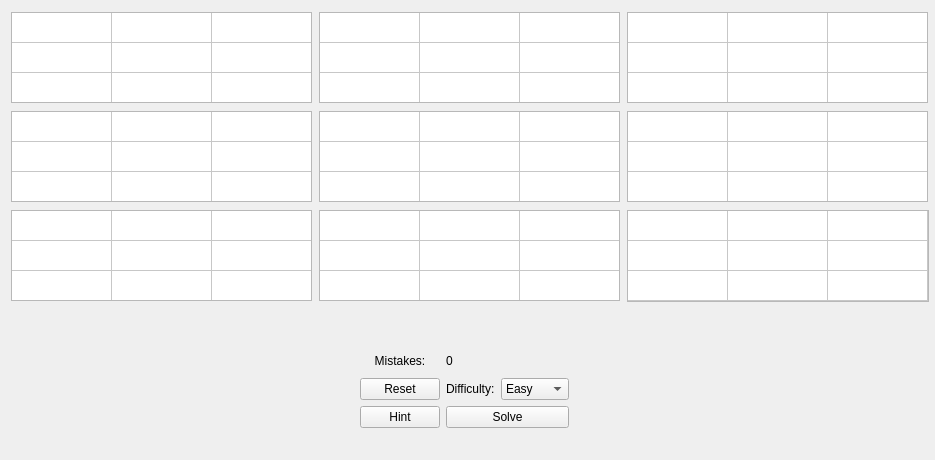
The window that Sudoku.ui (HarisVidimlic19/SudokuSolver) describes before a commit, drawn with Qt 5.
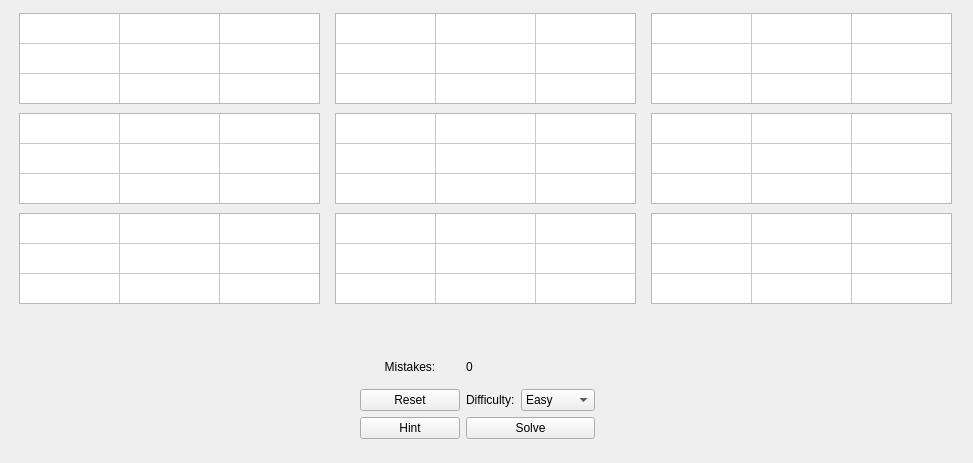
The same window after the commit.

```diff
--- a/Sudoku.ui
+++ b/Sudoku.ui
@@ -6,8 +6,8 @@
    <rect>
     <x>0</x>
     <y>0</y>
-    <width>935</width>
-    <height>460</height>
+    <width>973</width>
+    <height>463</height>
    </rect>
   </property>
   <property name="windowTitle">
@@ -31,8 +31,8 @@
      <rect>
       <x>10</x>
       <y>10</y>
-      <width>921</width>
-      <height>294</height>
+      <width>954</width>
+      <height>297</height>
      </rect>
     </property>
     <layout class="QGridLayout" name="gridLayout">
@@ -59,6 +59,61 @@
          <height>91</height>
         </size>
        </property>
+       <property name="palette">
+        <palette>
+         <active>
+          <colorrole role="Highlight">
+           <brush brushstyle="SolidPattern">
+            <color alpha="0">
+             <red>255</red>
+             <green>255</green>
+             <blue>255</blue>
+            </color>
+           </brush>
+          </colorrole>
+          <colorrole role="HighlightedText">
+           <brush brushstyle="SolidPattern">
+            <color alpha="255">
+             <red>0</red>
+             <green>0</green>
+             <blue>0</blue>
+            </color>
+           </brush>
+          </colorrole>
+         </active>
+         <inactive>
+          <colorrole role="Highlight">
+           <brush brushstyle="SolidPattern">
+            <color alpha="0">
+             <red>255</red>
+             <green>255</green>
+             <blue>255</blue>
+            </color>
+           </brush>
+          </colorrole>
+          <colorrole role="HighlightedText">
+           <brush brushstyle="SolidPattern">
+            <color alpha="255">
+             <red>0</red>
+             <green>0</green>
+             <blue>0</blue>
+            </color>
+           </brush>
+          </colorrole>
+         </inactive>
+         <disabled>
+          <colorrole role="HighlightedText">
+           <brush brushstyle="SolidPattern">
+            <color alpha="255">
+             <red>0</red>
+             <green>0</green>
+             <blue>0</blue>
+            </color>
+           </brush>
+          </colorrole>
+         </disabled>
+        </palette>
+       </property>
        <property name="verticalScrollBarPolicy">
         <enum>Qt::ScrollBarAlwaysOff</enum>
        </property>
@@ -86,9 +141,6 @@
        <attribute name="horizontalHeaderMinimumSectionSize">
         <number>0</number>
        </attribute>
-       <attribute name="horizontalHeaderStretchLastSection">
-        <bool>false</bool>
-       </attribute>
        <attribute name="verticalHeaderVisible">
         <bool>false</bool>
        </attribute>
@@ -98,9 +150,6 @@
        <attribute name="verticalHeaderMinimumSectionSize">
         <number>0</number>
        </attribute>
-       <attribute name="verticalHeaderStretchLastSection">
-        <bool>false</bool>
-       </attribute>
        <row>
         <property name="text">
          <string>New Row</string>
@@ -198,6 +247,61 @@
          <height>91</height>
         </size>
        </property>
+       <property name="palette">
+        <palette>
+         <active>
+          <colorrole role="Highlight">
+           <brush brushstyle="SolidPattern">
+            <color alpha="255">
+             <red>255</red>
+             <green>255</green>
+             <blue>255</blue>
+            </color>
+           </brush>
+          </colorrole>
+          <colorrole role="HighlightedText">
+           <brush brushstyle="SolidPattern">
+            <color alpha="255">
+             <red>0</red>
+             <green>0</green>
+             <blue>0</blue>
+            </color>
+           </brush>
+          </colorrole>
+         </active>
+         <inactive>
+          <colorrole role="Highlight">
+           <brush brushstyle="SolidPattern">
+            <color alpha="255">
+             <red>255</red>
+             <green>255</green>
+             <blue>255</blue>
+            </color>
+           </brush>
+          </colorrole>
+          <colorrole role="HighlightedText">
+           <brush brushstyle="SolidPattern">
+            <color alpha="255">
+             <red>0</red>
+             <green>0</green>
+             <blue>0</blue>
+            </color>
+           </brush>
+          </colorrole>
+         </inactive>
+         <disabled>
+          <colorrole role="HighlightedText">
+           <brush brushstyle="SolidPattern">
+            <color alpha="255">
+             <red>0</red>
+             <green>0</green>
+             <blue>0</blue>
+            </color>
+           </brush>
+          </colorrole>
+         </disabled>
+        </palette>
+       </property>
        <property name="verticalScrollBarPolicy">
         <enum>Qt::ScrollBarAlwaysOff</enum>
        </property>
@@ -225,9 +329,6 @@
        <attribute name="horizontalHeaderMinimumSectionSize">
         <number>0</number>
        </attribute>
-       <attribute name="horizontalHeaderStretchLastSection">
-        <bool>false</bool>
-       </attribute>
        <attribute name="verticalHeaderVisible">
         <bool>false</bool>
        </attribute>
@@ -237,9 +338,6 @@
        <attribute name="verticalHeaderMinimumSectionSize">
         <number>0</number>
        </attribute>
-       <attribute name="verticalHeaderStretchLastSection">
-        <bool>false</bool>
-       </attribute>
        <row>
         <property name="text">
          <string>New Row</string>
@@ -337,6 +435,61 @@
          <height>91</height>
         </size>
        </property>
+       <property name="palette">
+        <palette>
+         <active>
+          <colorrole role="Highlight">
+           <brush brushstyle="SolidPattern">
+            <color alpha="255">
+             <red>255</red>
+             <green>255</green>
+             <blue>255</blue>
+            </color>
+           </brush>
+          </colorrole>
+          <colorrole role="HighlightedText">
+           <brush brushstyle="SolidPattern">
+            <color alpha="255">
+             <red>0</red>
+             <green>0</green>
+             <blue>0</blue>
+            </color>
+           </brush>
+          </colorrole>
+         </active>
+         <inactive>
+          <colorrole role="Highlight">
+           <brush brushstyle="SolidPattern">
+            <color alpha="255">
+             <red>255</red>
+             <green>255</green>
+             <blue>255</blue>
+            </color>
+           </brush>
+          </colorrole>
+          <colorrole role="HighlightedText">
+           <brush brushstyle="SolidPattern">
+            <color alpha="255">
+             <red>0</red>
+             <green>0</green>
+             <blue>0</blue>
+            </color>
+           </brush>
+          </colorrole>
+         </inactive>
+         <disabled>
+          <colorrole role="HighlightedText">
+           <brush brushstyle="SolidPattern">
+            <color alpha="255">
+             <red>0</red>
+             <green>0</green>
+             <blue>0</blue>
+            </color>
+           </brush>
+          </colorrole>
+         </disabled>
+        </palette>
+       </property>
        <property name="verticalScrollBarPolicy">
         <enum>Qt::ScrollBarAlwaysOff</enum>
        </property>
@@ -364,9 +517,6 @@
        <attribute name="horizontalHeaderMinimumSectionSize">
         <number>0</number>
        </attribute>
-       <attribute name="horizontalHeaderStretchLastSection">
-        <bool>false</bool>
-       </attribute>
        <attribute name="verticalHeaderVisible">
         <bool>false</bool>
        </attribute>
@@ -376,9 +526,6 @@
        <attribute name="verticalHeaderMinimumSectionSize">
         <number>0</number>
        </attribute>
-       <attribute name="verticalHeaderStretchLastSection">
-        <bool>false</bool>
-       </attribute>
        <row>
         <property name="text">
          <string>New Row</string>
@@ -459,7 +606,7 @@
      <item row="0" column="2">
       <widget class="QTableWidget" name="tableWidget_3">
        <property name="sizePolicy">
-        <sizepolicy hsizetype="MinimumExpanding" vsizetype="MinimumExpanding">
+        <sizepolicy hsizetype="Minimum" vsizetype="Minimum">
          <horstretch>0</horstretch>
          <verstretch>0</verstretch>
         </sizepolicy>
@@ -476,6 +623,61 @@
          <height>91</height>
         </size>
        </property>
+       <property name="palette">
+        <palette>
+         <active>
+          <colorrole role="Highlight">
+           <brush brushstyle="SolidPattern">
+            <color alpha="0">
+             <red>255</red>
+             <green>255</green>
+             <blue>255</blue>
+            </color>
+           </brush>
+          </colorrole>
+          <colorrole role="HighlightedText">
+           <brush brushstyle="SolidPattern">
+            <color alpha="255">
+             <red>0</red>
+             <green>0</green>
+             <blue>0</blue>
+            </color>
+           </brush>
+          </colorrole>
+         </active>
+         <inactive>
+          <colorrole role="Highlight">
+           <brush brushstyle="SolidPattern">
+            <color alpha="0">
+             <red>255</red>
+             <green>255</green>
+             <blue>255</blue>
+            </color>
+           </brush>
+          </colorrole>
+          <colorrole role="HighlightedText">
+           <brush brushstyle="SolidPattern">
+            <color alpha="255">
+             <red>0</red>
+             <green>0</green>
+             <blue>0</blue>
+            </color>
+           </brush>
+          </colorrole>
+         </inactive>
+         <disabled>
+          <colorrole role="HighlightedText">
+           <brush brushstyle="SolidPattern">
+            <color alpha="255">
+             <red>0</red>
+             <green>0</green>
+             <blue>0</blue>
+            </color>
+           </brush>
+          </colorrole>
+         </disabled>
+        </palette>
+       </property>
        <property name="verticalScrollBarPolicy">
         <enum>Qt::ScrollBarAlwaysOff</enum>
        </property>
@@ -503,9 +705,6 @@
        <attribute name="horizontalHeaderMinimumSectionSize">
         <number>0</number>
        </attribute>
-       <attribute name="horizontalHeaderStretchLastSection">
-        <bool>false</bool>
-       </attribute>
        <attribute name="verticalHeaderVisible">
         <bool>false</bool>
        </attribute>
@@ -515,9 +714,6 @@
        <attribute name="verticalHeaderMinimumSectionSize">
         <number>0</number>
        </attribute>
-       <attribute name="verticalHeaderStretchLastSection">
-        <bool>false</bool>
-       </attribute>
        <row>
         <property name="text">
          <string>New Row</string>
@@ -615,6 +811,61 @@
          <height>91</height>
         </size>
        </property>
+       <property name="palette">
+        <palette>
+         <active>
+          <colorrole role="Highlight">
+           <brush brushstyle="SolidPattern">
+            <color alpha="0">
+             <red>255</red>
+             <green>255</green>
+             <blue>255</blue>
+            </color>
+           </brush>
+          </colorrole>
+          <colorrole role="HighlightedText">
+           <brush brushstyle="SolidPattern">
+            <color alpha="255">
+             <red>0</red>
+             <green>0</green>
+             <blue>0</blue>
+            </color>
+           </brush>
+          </colorrole>
+         </active>
+         <inactive>
+          <colorrole role="Highlight">
+           <brush brushstyle="SolidPattern">
+            <color alpha="0">
+             <red>255</red>
+             <green>255</green>
+             <blue>255</blue>
+            </color>
+           </brush>
+          </colorrole>
+          <colorrole role="HighlightedText">
+           <brush brushstyle="SolidPattern">
+            <color alpha="255">
+             <red>0</red>
+             <green>0</green>
+             <blue>0</blue>
+            </color>
+           </brush>
+          </colorrole>
+         </inactive>
+         <disabled>
+          <colorrole role="HighlightedText">
+           <brush brushstyle="SolidPattern">
+            <color alpha="255">
+             <red>0</red>
+             <green>0</green>
+             <blue>0</blue>
+            </color>
+           </brush>
+          </colorrole>
+         </disabled>
+        </palette>
+       </property>
        <property name="verticalScrollBarPolicy">
         <enum>Qt::ScrollBarAlwaysOff</enum>
        </property>
@@ -642,9 +893,6 @@
        <attribute name="horizontalHeaderMinimumSectionSize">
         <number>0</number>
        </attribute>
-       <attribute name="horizontalHeaderStretchLastSection">
-        <bool>false</bool>
-       </attribute>
        <attribute name="verticalHeaderVisible">
         <bool>false</bool>
        </attribute>
@@ -654,9 +902,6 @@
        <attribute name="verticalHeaderMinimumSectionSize">
         <number>0</number>
        </attribute>
-       <attribute name="verticalHeaderStretchLastSection">
-        <bool>false</bool>
-       </attribute>
        <row>
         <property name="text">
          <string>New Row</string>
@@ -754,6 +999,61 @@
          <height>91</height>
         </size>
        </property>
+       <property name="palette">
+        <palette>
+         <active>
+          <colorrole role="Highlight">
+           <brush brushstyle="SolidPattern">
+            <color alpha="0">
+             <red>255</red>
+             <green>255</green>
+             <blue>255</blue>
+            </color>
+           </brush>
+          </colorrole>
+          <colorrole role="HighlightedText">
+           <brush brushstyle="SolidPattern">
+            <color alpha="255">
+             <red>0</red>
+             <green>0</green>
+             <blue>0</blue>
+            </color>
+           </brush>
+          </colorrole>
+         </active>
+         <inactive>
+          <colorrole role="Highlight">
+           <brush brushstyle="SolidPattern">
+            <color alpha="0">
+             <red>255</red>
+             <green>255</green>
+             <blue>255</blue>
+            </color>
+           </brush>
+          </colorrole>
+          <colorrole role="HighlightedText">
+           <brush brushstyle="SolidPattern">
+            <color alpha="255">
+             <red>0</red>
+             <green>0</green>
+             <blue>0</blue>
+            </color>
+           </brush>
+          </colorrole>
+         </inactive>
+         <disabled>
+          <colorrole role="HighlightedText">
+           <brush brushstyle="SolidPattern">
+            <color alpha="255">
+             <red>0</red>
+             <green>0</green>
+             <blue>0</blue>
+            </color>
+           </brush>
+          </colorrole>
+         </disabled>
+        </palette>
+       </property>
        <property name="verticalScrollBarPolicy">
         <enum>Qt::ScrollBarAlwaysOff</enum>
        </property>
@@ -781,9 +1081,6 @@
        <attribute name="horizontalHeaderMinimumSectionSize">
         <number>0</number>
        </attribute>
-       <attribute name="horizontalHeaderStretchLastSection">
-        <bool>false</bool>
-       </attribute>
        <attribute name="verticalHeaderVisible">
         <bool>false</bool>
        </attribute>
@@ -793,9 +1090,6 @@
        <attribute name="verticalHeaderMinimumSectionSize">
         <number>0</number>
        </attribute>
-       <attribute name="verticalHeaderStretchLastSection">
-        <bool>false</bool>
-       </attribute>
        <row>
         <property name="text">
          <string>New Row</string>
@@ -876,7 +1170,7 @@
      <item row="1" column="2">
       <widget class="QTableWidget" name="tableWidget_6">
        <property name="sizePolicy">
-        <sizepolicy hsizetype="MinimumExpanding" vsizetype="MinimumExpanding">
+        <sizepolicy hsizetype="Minimum" vsizetype="Minimum">
          <horstretch>0</horstretch>
          <verstretch>0</verstretch>
         </sizepolicy>
@@ -893,6 +1187,61 @@
          <height>91</height>
         </size>
        </property>
+       <property name="palette">
+        <palette>
+         <active>
+          <colorrole role="Highlight">
+           <brush brushstyle="SolidPattern">
+            <color alpha="255">
+             <red>255</red>
+             <green>255</green>
+             <blue>255</blue>
+            </color>
+           </brush>
+          </colorrole>
+          <colorrole role="HighlightedText">
+           <brush brushstyle="SolidPattern">
+            <color alpha="255">
+             <red>0</red>
+             <green>0</green>
+             <blue>0</blue>
+            </color>
+           </brush>
+          </colorrole>
+         </active>
+         <inactive>
+          <colorrole role="Highlight">
+           <brush brushstyle="SolidPattern">
+            <color alpha="255">
+             <red>255</red>
+             <green>255</green>
+             <blue>255</blue>
+            </color>
+           </brush>
+          </colorrole>
+          <colorrole role="HighlightedText">
+           <brush brushstyle="SolidPattern">
+            <color alpha="255">
+             <red>0</red>
+             <green>0</green>
+             <blue>0</blue>
+            </color>
+           </brush>
+          </colorrole>
+         </inactive>
+         <disabled>
+          <colorrole role="HighlightedText">
+           <brush brushstyle="SolidPattern">
+            <color alpha="255">
+             <red>0</red>
+             <green>0</green>
+             <blue>0</blue>
+            </color>
+           </brush>
+          </colorrole>
+         </disabled>
+        </palette>
+       </property>
        <property name="verticalScrollBarPolicy">
         <enum>Qt::ScrollBarAlwaysOff</enum>
        </property>
@@ -920,9 +1269,6 @@
        <attribute name="horizontalHeaderMinimumSectionSize">
         <number>0</number>
        </attribute>
-       <attribute name="horizontalHeaderStretchLastSection">
-        <bool>false</bool>
-       </attribute>
        <attribute name="verticalHeaderVisible">
         <bool>false</bool>
        </attribute>
@@ -932,9 +1278,6 @@
        <attribute name="verticalHeaderMinimumSectionSize">
         <number>0</number>
        </attribute>
-       <attribute name="verticalHeaderStretchLastSection">
-        <bool>false</bool>
-       </attribute>
        <row>
         <property name="text">
          <string>New Row</string>
@@ -1014,12 +1357,76 @@
      </item>
      <item row="2" column="2">
       <widget class="QTableWidget" name="tableWidget_9">
+       <property name="enabled">
+        <bool>true</bool>
+       </property>
        <property name="sizePolicy">
         <sizepolicy hsizetype="Minimum" vsizetype="Minimum">
          <horstretch>0</horstretch>
          <verstretch>0</verstretch>
         </sizepolicy>
        </property>
+       <property name="maximumSize">
+        <size>
+         <width>301</width>
+         <height>91</height>
+        </size>
+       </property>
+       <property name="palette">
+        <palette>
+         <active>
+          <colorrole role="Highlight">
+           <brush brushstyle="SolidPattern">
+            <color alpha="255">
+             <red>255</red>
+             <green>255</green>
+             <blue>255</blue>
+            </color>
+           </brush>
+          </colorrole>
+          <colorrole role="HighlightedText">
+           <brush brushstyle="SolidPattern">
+            <color alpha="255">
+             <red>0</red>
+             <green>0</green>
+             <blue>0</blue>
+            </color>
+           </brush>
+          </colorrole>
+         </active>
+         <inactive>
+          <colorrole role="Highlight">
+           <brush brushstyle="SolidPattern">
+            <color alpha="255">
+             <red>255</red>
+             <green>255</green>
+             <blue>255</blue>
+            </color>
+           </brush>
+          </colorrole>
+          <colorrole role="HighlightedText">
+           <brush brushstyle="SolidPattern">
+            <color alpha="255">
+             <red>0</red>
+             <green>0</green>
+             <blue>0</blue>
+            </color>
+           </brush>
+          </colorrole>
+         </inactive>
+         <disabled>
+          <colorrole role="HighlightedText">
+           <brush brushstyle="SolidPattern">
+            <color alpha="255">
+             <red>0</red>
+             <green>0</green>
+             <blue>0</blue>
+            </color>
+           </brush>
+          </colorrole>
+         </disabled>
+        </palette>
+       </property>
        <property name="verticalScrollBarPolicy">
         <enum>Qt::ScrollBarAlwaysOff</enum>
        </property>
@@ -1035,15 +1442,9 @@
        <attribute name="horizontalHeaderVisible">
         <bool>false</bool>
        </attribute>
-       <attribute name="horizontalHeaderStretchLastSection">
-        <bool>false</bool>
-       </attribute>
        <attribute name="verticalHeaderVisible">
         <bool>false</bool>
        </attribute>
-       <attribute name="verticalHeaderStretchLastSection">
-        <bool>false</bool>
-       </attribute>
        <row>
         <property name="text">
          <string>New Row</string>
@@ -1141,6 +1542,61 @@
          <height>91</height>
         </size>
        </property>
+       <property name="palette">
+        <palette>
+         <active>
+          <colorrole role="Highlight">
+           <brush brushstyle="SolidPattern">
+            <color alpha="0">
+             <red>255</red>
+             <green>255</green>
+             <blue>255</blue>
+            </color>
+           </brush>
+          </colorrole>
+          <colorrole role="HighlightedText">
+           <brush brushstyle="SolidPattern">
+            <color alpha="255">
+             <red>0</red>
+             <green>0</green>
+             <blue>0</blue>
+            </color>
+           </brush>
+          </colorrole>
+         </active>
+         <inactive>
+          <colorrole role="Highlight">
+           <brush brushstyle="SolidPattern">
+            <color alpha="0">
+             <red>255</red>
+             <green>255</green>
+             <blue>255</blue>
+            </color>
+           </brush>
+          </colorrole>
+          <colorrole role="HighlightedText">
+           <brush brushstyle="SolidPattern">
+            <color alpha="255">
+             <red>0</red>
+             <green>0</green>
+             <blue>0</blue>
+            </color>
+           </brush>
+          </colorrole>
+         </inactive>
+         <disabled>
+          <colorrole role="HighlightedText">
+           <brush brushstyle="SolidPattern">
+            <color alpha="255">
+             <red>0</red>
+             <green>0</green>
+             <blue>0</blue>
+            </color>
+           </brush>
+          </colorrole>
+         </disabled>
+        </palette>
+       </property>
        <property name="verticalScrollBarPolicy">
         <enum>Qt::ScrollBarAlwaysOff</enum>
        </property>
@@ -1168,9 +1624,6 @@
        <attribute name="horizontalHeaderMinimumSectionSize">
         <number>0</number>
        </attribute>
-       <attribute name="horizontalHeaderStretchLastSection">
-        <bool>false</bool>
-       </attribute>
        <attribute name="verticalHeaderVisible">
         <bool>false</bool>
        </attribute>
@@ -1180,9 +1633,6 @@
        <attribute name="verticalHeaderMinimumSectionSize">
         <number>0</number>
        </attribute>
-       <attribute name="verticalHeaderStretchLastSection">
-        <bool>false</bool>
-       </attribute>
        <row>
         <property name="text">
          <string>New Row</string>
@@ -1267,8 +1717,8 @@
      <rect>
       <x>360</x>
       <y>350</y>
-      <width>209</width>
-      <height>78</height>
+      <width>235</width>
+      <height>89</height>
      </rect>
     </property>
     <layout class="QGridLayout" name="gridLayout_2">
```
Left out of the diff: 145 changed lines with no effect on the pictures.
